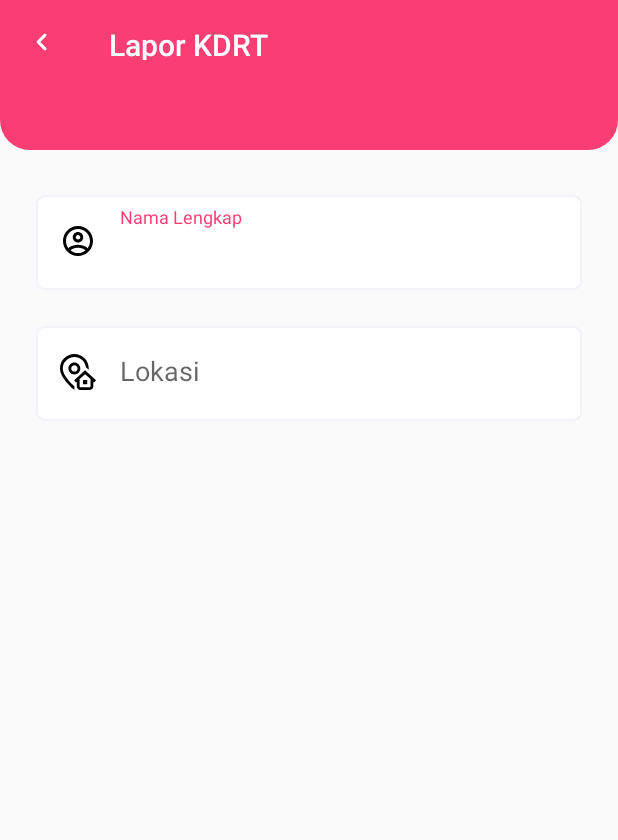
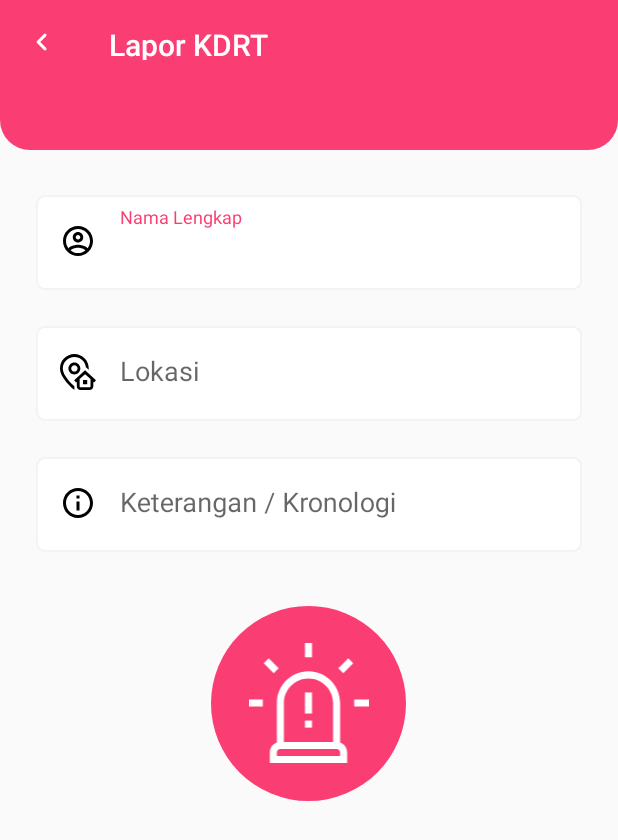
Before and after one commit to dqbigd/Equal-app, an Android app: the LaporActivity screen opened directly, with no data from a screen before it, on a phone screen of 412 x 824 dp. Shown: the top 840 px of the screen. Run offline under Robolectric (Android 15) with nearby library versions, the phone set to English and light mode, and no system bars.

Commit message:
lapor layout

```diff
--- a/app/src/main/java/com/example/equal/Api/ApiInterface.java
+++ b/app/src/main/java/com/example/equal/Api/ApiInterface.java
@@ -11,7 +11,6 @@ import retrofit2.http.Field;
 import retrofit2.http.FormUrlEncoded;
 import retrofit2.http.GET;
 import retrofit2.http.POST;
-import retrofit2.http.Url;
 
 public interface ApiInterface {
     String key_api = "PdSgVkYp3s6v9y$B";
--- a/app/src/main/java/com/example/equal/Fragment/JobFragment.java
+++ b/app/src/main/java/com/example/equal/Fragment/JobFragment.java
@@ -51,7 +51,6 @@ public class JobFragment extends Fragment {
     public View onCreateView(LayoutInflater inflater, ViewGroup container, Bundle savedInstanceState) {
         View view = inflater.inflate(R.layout.fragment_job, container, false);
 
-
         rvJob = view.findViewById(R.id.rvJob);
 
         //recyclerview
--- a/app/src/main/java/com/example/equal/JobAdapter.java
+++ b/app/src/main/java/com/example/equal/JobAdapter.java
@@ -5,6 +5,7 @@ import android.util.Log;
 import android.view.LayoutInflater;
 import android.view.View;
 import android.view.ViewGroup;
+import android.widget.ImageView;
 import android.widget.TextView;
 
 import androidx.annotation.NonNull;
@@ -39,15 +40,13 @@ public class JobAdapter extends RecyclerView.Adapter<JobAdapter.JobHolder> {
 
         //link sementara
         String link = job.getPhotoLogo();
-        link = "http://10.0.2.2:8000/images/articles/"+link;
+        link = "http://10.0.2.2:8000/images/jobs/"+link;
         Log.d("link", link);
 
         Glide.with(holder.itemView.getContext())
                 .load(link)
                 .into(holder.imgLogo);
         holder.tvTitle.setText(job.getTitle());
-
-
 
     }
 
@@ -57,13 +56,13 @@ public class JobAdapter extends RecyclerView.Adapter<JobAdapter.JobHolder> {
     }
 
     public class JobHolder extends RecyclerView.ViewHolder {
-        CircleImageView imgLogo;
+        ImageView imgLogo;
         TextView tvTitle;
 
         public JobHolder(@NonNull View itemView) {
             super(itemView);
-            itemView.findViewById(R.id.imgJob);
-            itemView.findViewById(R.id.tvTitleJob);
+            imgLogo = itemView.findViewById(R.id.imgJob);
+            tvTitle = itemView.findViewById(R.id.tvTitleJob);
         }
     }
 }
--- /dev/null
+++ b/app/src/main/res/drawable/bg_round_button.xml
@@ -0,0 +1,6 @@
+<?xml version="1.0" encoding="utf-8"?>
+<?xml version="1.0" encoding="UTF-8"?>
+<shape xmlns:android="http://schemas.android.com/apk/res/android"
+    android:shape="oval">
+    <solid android:color="@color/colorPrimary" />
+</shape>
--- /dev/null
+++ b/app/src/main/res/drawable/ic_info_outline_black_24dp.xml
@@ -0,0 +1,9 @@
+<vector xmlns:android="http://schemas.android.com/apk/res/android"
+        android:width="24dp"
+        android:height="24dp"
+        android:viewportWidth="24.0"
+        android:viewportHeight="24.0">
+    <path
+        android:fillColor="#FF000000"
+        android:pathData="M11,17h2v-6h-2v6zM12,2C6.48,2 2,6.48 2,12s4.48,10 10,10 10,-4.48 10,-10S17.52,2 12,2zM12,20c-4.41,0 -8,-3.59 -8,-8s3.59,-8 8,-8 8,3.59 8,8 -3.59,8 -8,8zM11,9h2L13,7h-2v2z"/>
+</vector>
--- a/app/src/main/res/layout/activity_lapor.xml
+++ b/app/src/main/res/layout/activity_lapor.xml
@@ -100,8 +100,47 @@
                     android:inputType="text"
                     android:paddingBottom="12dp" />
             </com.google.android.material.textfield.TextInputLayout>
+
+            <com.google.android.material.textfield.TextInputLayout
+                android:layout_width="match_parent"
+                android:layout_height="wrap_content"
+                android:layout_marginStart="24dp"
+                android:layout_marginTop="24dp"
+                android:layout_marginEnd="24dp"
+                android:background="@drawable/input_bg"
+                android:padding="8dp">
+
+                <com.google.android.material.textfield.TextInputEditText
+                    android:id="@+id/txtKronologi"
+                    android:layout_width="match_parent"
+                    android:layout_height="wrap_content"
+                    android:background="@android:color/transparent"
+                    android:drawableStart="@drawable/ic_info_outline_black_24dp"
+                    android:drawablePadding="16dp"
+                    android:hint="Keterangan / Kronologi"
+                    android:paddingStart="8dp"
+                    android:paddingEnd="8dp"
+                    android:inputType="text"
+                    android:paddingBottom="12dp"
+                    android:maxLines="5"/>
+            </com.google.android.material.textfield.TextInputLayout>
+
+            <LinearLayout
+                android:id="@+id/lyLapor"
+                android:layout_width="130dp"
+                android:layout_height="130dp"
+                android:background="@drawable/bg_round_button"
+                android:layout_gravity="center"
+                android:layout_marginTop="36dp">
+
+                <ImageView
+                    android:layout_width="match_parent"
+                    android:layout_height="80dp"
+                    android:src="@drawable/ic_alarm_white"
+                    android:layout_gravity="center" />
+
+            </LinearLayout>
         </LinearLayout>
-
     </LinearLayout>
 
 
--- a/app/src/main/res/layout/item_job.xml
+++ b/app/src/main/res/layout/item_job.xml
@@ -31,7 +31,7 @@
             android:layout_width="match_parent"
             android:layout_height="wrap_content"
             android:layout_marginBottom="16dp"
-            android:textSize="20sp"
+            android:textSize="16sp"
             android:textStyle="bold"
             android:textColor="@android:color/black"
             tools:text="Title" />
```
